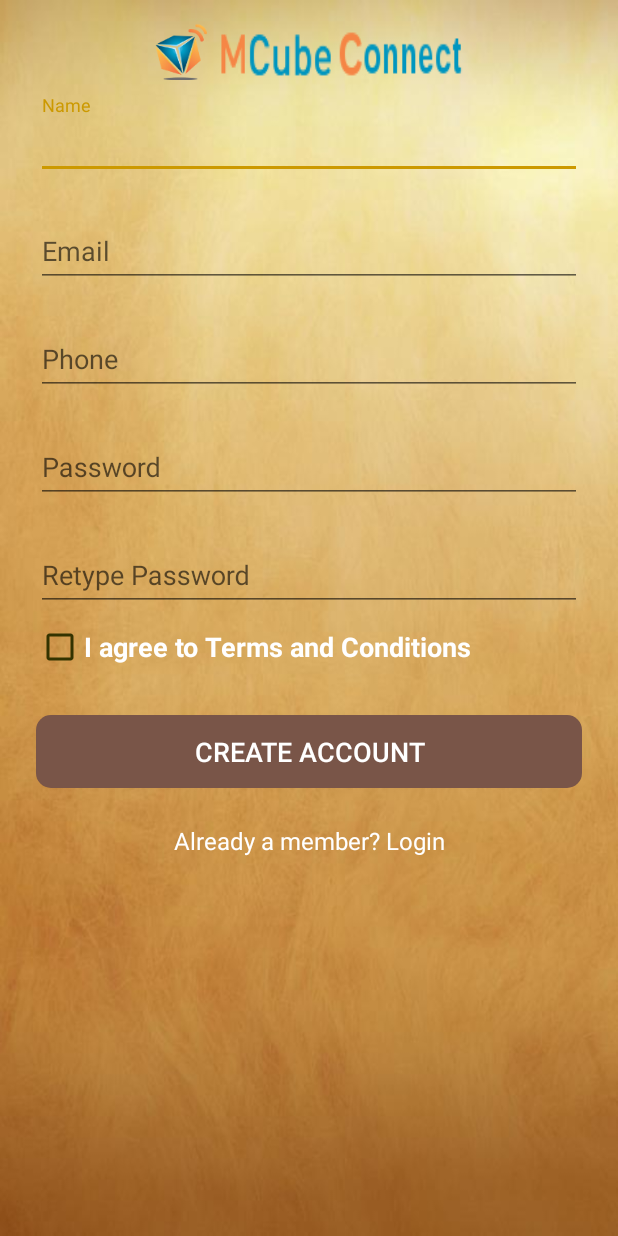
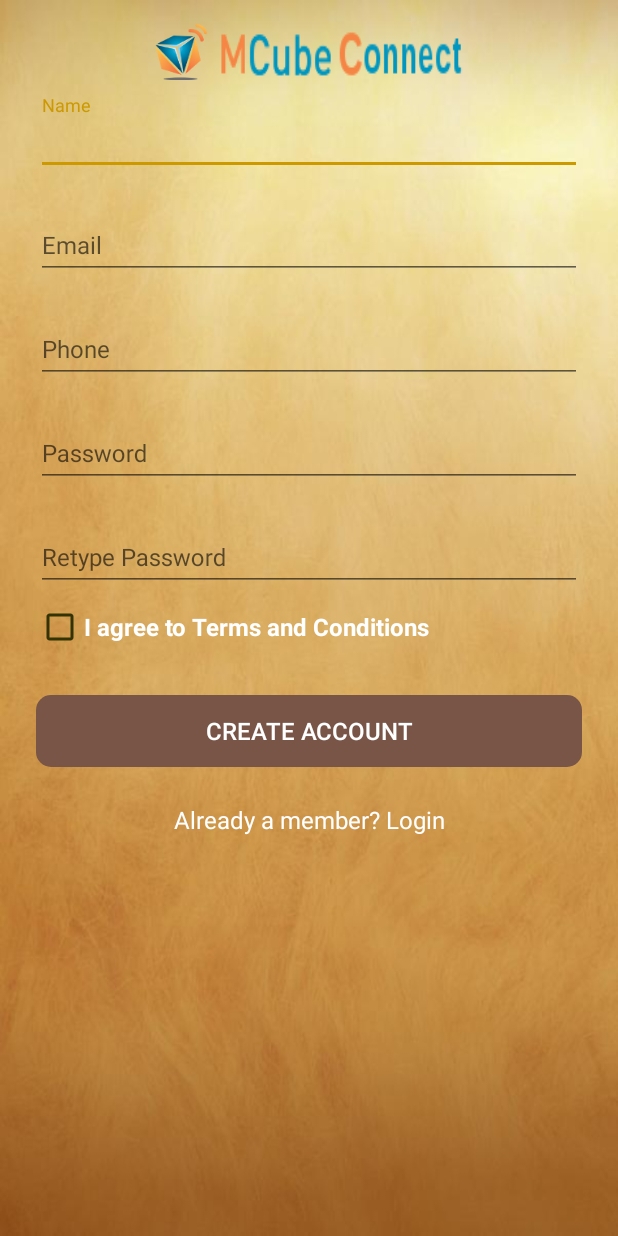
Before and after one commit to mukesh525/MConnect, an Android app: the SignupActivity screen opened directly, with no data from a screen before it, on a phone screen of 412 x 824 dp. Run offline under Robolectric (Android 15) with nearby library versions, the phone set to English and light mode, and no system bars; our stand-ins replace ButterKnife.

Commit message:
16 Feb Commit

```diff
--- a/app/src/main/java/in/vmc/mcubeconnect/activity/SignupActivity.java
+++ b/app/src/main/java/in/vmc/mcubeconnect/activity/SignupActivity.java
@@ -368,9 +368,9 @@
 
         @Override
         protected void onPostExecute(JSONObject data) {
-
-            Log.d("TEST", data.toString());
-
+            if (data != null) {
+                Log.d("TEST", data.toString());
+            }
             if (progressDialog != null && progressDialog.isShowing()) {
                 progressDialog.dismiss();
             }
--- a/app/src/main/java/in/vmc/mcubeconnect/utils/TAG.java
+++ b/app/src/main/java/in/vmc/mcubeconnect/utils/TAG.java
@@ -49,28 +49,28 @@
     String OFFER_PER = "offerper";
     String OFFER_DEC = "offer_desc";
 
-    String GENERATE_OTP_URL = "http://192.168.1.118/mcconnect/mobapp/mconnect_otp";
-    String VISTLIST = "http://192.168.1.118/mcconnect/mobapp/visitlist";
-    String FORGOT_OTP_URL = "http://192.168.1.118/mcconnect/mobapp/forgot_pws";
-    String CHANGEPASS_URL = "http://192.168.1.118/mcconnect/mobapp/changepwd";
-    String LOGIN_URL = "http://192.168.1.118/mcconnect/mobapp/login ";
-    String REGISTER_URL = "http://192.168.1.118/mcconnect/mobapp/register";
-    String FORGOT_OTP = "http://192.168.1.118/mcconnect/mobapp/forgot_pws";
-    String CHANGED_PASS = "http://192.168.1.118/mcconnect/mobapp/changepwd";
-    String CHECK_VISIT = "http://192.168.1.118/mcconnect/mobapp/checkvisit";
-    String VISIT_OFFLINE = "http://192.168.1.118/mcconnect/mobapp/locdetail_offline";
-    String GET_SITEDETAIL = "http://192.168.1.118/mcconnect/mobapp/sendlocation";
-    String GET_IMAGES = "http://192.168.1.118/mcconnect/mobapp/getallimages";
-    String DELETE_SITE = "http://192.168.1.118/mcconnect/mobapp/deletevisitlist";
-    String LIKE = "http://192.168.1.118/mcconnect/mobapp/like";
-    String UPDATE_PROFILE = "http://192.168.1.118/mcconnect/mobapp/profileupdate";
-    String GET_PROFILE = "http://192.168.1.118/mcconnect/mobapp/getprofiledetail";
-    String GET_LIKE = "http://192.168.1.118/mcconnect/mobapp/getlikes";
-    String SEND_QUERY = "http://192.168.1.118/mcconnect/mobapp/userintrest";
-    String GET_OFFERS = "http://192.168.1.118/mcconnect/mobapp/getoffers";
-    String GET_ALLSITES = " http://192.168.1.118/mcconnect/mobapp/getallsites";
-    String GET_REFER = "http://192.168.1.118/mcconnect/mobapp/refer";
-    String SEND_FEEDBACK = "http://192.168.1.118/mcconnect/mobapp/feedback";
+    String GENERATE_OTP_URL = "http://mconnect.vmctechnologies.com/mobapp/mconnect_otp";
+    String VISTLIST = "http://mconnect.vmctechnologies.com/mobapp/visitlist";
+    String FORGOT_OTP_URL = "http://mconnect.vmctechnologies.com/mobapp/forgot_pws";
+    String CHANGEPASS_URL = "http://mconnect.vmctechnologies.com/mobapp/changepwd";
+    String LOGIN_URL = "http://mconnect.vmctechnologies.com/mobapp/login ";
+    String REGISTER_URL = "http://mconnect.vmctechnologies.com/mobapp/register";
+    String FORGOT_OTP = "http://mconnect.vmctechnologies.com/mobapp/forgot_pws";
+    String CHANGED_PASS = "http://mconnect.vmctechnologies.com/mobapp/changepwd";
+    String CHECK_VISIT = "http://mconnect.vmctechnologies.com/mobapp/checkvisit";
+    String VISIT_OFFLINE = "http://mconnect.vmctechnologies.com/mobapp/locdetail_offline";
+    String GET_SITEDETAIL = "http://mconnect.vmctechnologies.com/mobapp/sendlocation";
+    String GET_IMAGES = "http://mconnect.vmctechnologies.com/mobapp/getallimages";
+    String DELETE_SITE = "http://mconnect.vmctechnologies.com/mobapp/deletevisitlist";
+    String LIKE = "http://mconnect.vmctechnologies.com/mobapp/like";
+    String UPDATE_PROFILE = "http://mconnect.vmctechnologies.com/mobapp/profileupdate";
+    String GET_PROFILE = "http://mconnect.vmctechnologies.com/mobapp/getprofiledetail";
+    String GET_LIKE = "http://mconnect.vmctechnologies.com/mobapp/getlikes";
+    String SEND_QUERY = "http://mconnect.vmctechnologies.com/mobapp/userintrest";
+    String GET_OFFERS = "http://mconnect.vmctechnologies.com/mobapp/getoffers";
+    String GET_ALLSITES = " http://mconnect.vmctechnologies.com/mobapp/getallsites";
+    String GET_REFER = "http://mconnect.vmctechnologies.com/mobapp/refer";
+    String SEND_FEEDBACK = "http://mconnect.vmctechnologies.com/mobapp/feedback";
     String API_KEY = "AIzaSyBH6NLG3jlZoAvQ6znsqJk_XyNqJBLGBbc";
 
 }
--- a/app/src/main/res/values/styles.xml
+++ b/app/src/main/res/values/styles.xml
@@ -10,7 +10,7 @@
         <item name="colorPrimary">@color/primary</item>
         <item name="colorPrimaryDark">@color/primary_dark</item>
         <item name="colorAccent">@color/accent</item>
-        <item name="android:textSize">18sp</item>
+        <item name="android:textSize">16sp</item>
     </style>
 
     <style name="MyMaterialTheme.AppBarOverlay" parent="ThemeOverlay.AppCompat.Dark.ActionBar" />
```
